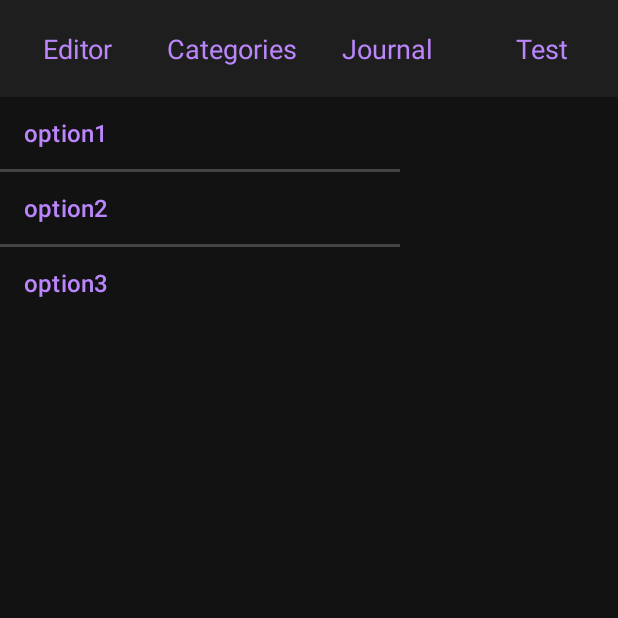
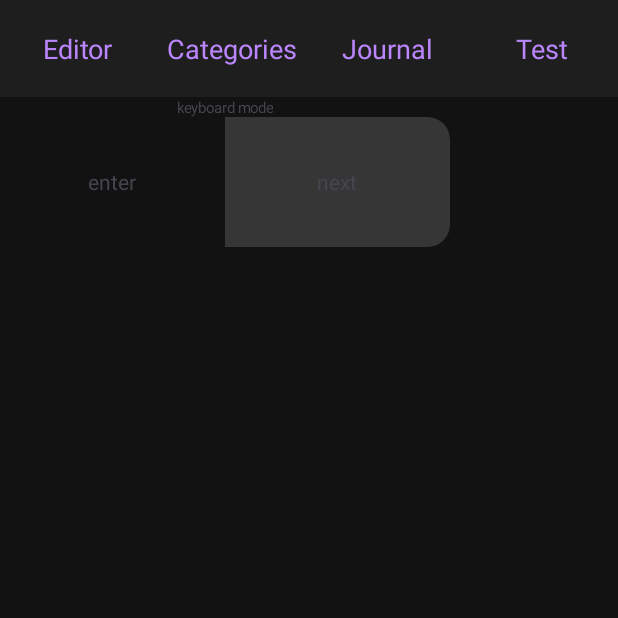
Before and after one commit to tschemaitat/Icon-Journal-Android, an Android app: the screen it shows after launch (MainActivity), on a phone screen of 412 x 824 dp, the top half of it. Run offline under Robolectric (Android 15) with nearby library versions, the phone set to English and light mode, and no system bars.

Commit message:
5-2
Finished toggleView, connected toggleView to editText with the keyboardActionManager. Adding my first edit currently doesn't work.

```diff
--- a/app/src/main/java/com/example/habittracker/Inflatables/CategoryEntryEditorPage.java
+++ b/app/src/main/java/com/example/habittracker/Inflatables/CategoryEntryEditorPage.java
@@ -31,6 +31,7 @@ public class CategoryEntryEditorPage implements Inflatable{
         this.structure = spreadsheet;
         this.entry = entry;
         linearLayout = new LinearLayout(context);
+
     }
 
     public void onDataChanged(){
@@ -89,11 +90,13 @@ public class CategoryEntryEditorPage implements Inflatable{
 
     @Override
     public void onRemoved() {
+
         System.out.println("category entry editor removed");
     }
 
     @Override
     public void onOpened() {
+        MainActivity.showEntryMenuBar();
         groupWidget = new GroupWidget(context);
         groupWidget.setOnDataChangedListener(()->onDataChanged());
         linearLayout.addView(groupWidget.getView());
--- a/app/src/main/java/com/example/habittracker/Inflatables/TestPage.java
+++ b/app/src/main/java/com/example/habittracker/Inflatables/TestPage.java
@@ -2,6 +2,7 @@ package com.example.habittracker.Inflatables;
 
 import android.content.Context;
 import android.graphics.Color;
+import android.view.Gravity;
 import android.view.View;
 import android.widget.LinearLayout;
 import android.widget.RelativeLayout;
@@ -16,7 +17,9 @@ import com.example.habittracker.StaticClasses.GLib;
 import com.example.habittracker.Layouts.LinLayout;
 import com.example.habittracker.MainActivity;
 import com.example.habittracker.R;
+import com.example.habittracker.ViewWidgets.AnimatedHighlightView;
 import com.example.habittracker.ViewWidgets.CustomListView;
+import com.example.habittracker.ViewWidgets.ToggleView;
 import com.example.habittracker.Widgets.EntryWidgets.CustomEditText;
 import com.example.habittracker.ViewWidgets.CustomPopup;
 
@@ -32,7 +35,8 @@ public class TestPage implements Inflatable {
         this.context = context;
         linearLayout = MainActivity.createVerticalLayout();
         linearLayout.setId(R.id.pageLayout);
-        testCustomListView();
+        //testCustomListView();
+        testAnimatedToggle();
     }
 
     @Override
@@ -68,6 +72,11 @@ public class TestPage implements Inflatable {
         linearLayout.addView(customListView.getView());
     }
 
+    private void testAnimatedToggle(){
+        ToggleView toggleView = new ToggleView(context, "keyboard mode", "enter", "next",
+                450, 150, linearLayout, (isLeft -> {MainActivity.log("highlight is left: " + isLeft);}));
+    }
+
 
 
 
--- a/app/src/main/java/com/example/habittracker/MainActivity.java
+++ b/app/src/main/java/com/example/habittracker/MainActivity.java
@@ -6,10 +6,8 @@ import android.content.DialogInterface;
 import android.os.Bundle;
 import android.util.Log;
 import android.view.MotionEvent;
-import android.widget.FrameLayout;
 import android.widget.LinearLayout;
 import android.widget.RelativeLayout;
-import android.widget.ScrollView;
 import android.widget.TextView;
 import android.widget.Toast;
 
@@ -20,12 +18,11 @@ import androidx.constraintlayout.widget.ConstraintLayout;
 import com.example.habittracker.Inflatables.CategorySelectionPage;
 import com.example.habittracker.Inflatables.Inflatable;
 import com.example.habittracker.Inflatables.EditorSelectionPage;
-import com.example.habittracker.Inflatables.JournalPage;
 import com.example.habittracker.Inflatables.TestPage;
 import com.example.habittracker.StaticClasses.ColorPalette;
-import com.example.habittracker.StaticClasses.Dictionary;
 import com.example.habittracker.StaticClasses.GLib;
 import com.example.habittracker.StaticClasses.Margin;
+import com.example.habittracker.StaticStateManagers.KeyBoardActionManager;
 import com.example.habittracker.ViewWidgets.Drag;
 import com.example.habittracker.ViewWidgets.LockableScrollView;
 
@@ -38,10 +35,13 @@ public class MainActivity extends AppCompatActivity {
     public static LockableScrollView scrollView;
     LinearLayout scrollLinearLayout;
     public static ConstraintLayout constraintLayout;
-    LinearLayout buttonInflateBufferLayout;
+    LinearLayout pageButtonLayout;
     public static LinearLayout inflateLayout;
     public static MainActivity mainActivity;
     public static RelativeLayout popUpLayout;
+    public static LinearLayout menuBarLayout;
+
+    private LinearLayout currentMenuBar = null;
 
     static Inflatable currentLayout;
 
@@ -66,8 +66,10 @@ public class MainActivity extends AppCompatActivity {
         scrollView = findViewById(R.id.scrollView);
         scrollLinearLayout = findViewById(R.id.scrollLinearLayout);
         constraintLayout = findViewById(R.id.constraintLayoutParent);
-        buttonInflateBufferLayout = findViewById(R.id.ButtonInflateBufferLayout);
+        pageButtonLayout = findViewById(R.id.ButtonInflateBufferLayout);
+        currentMenuBar = pageButtonLayout;
         popUpLayout = findViewById(R.id.popUpLayout);
+        menuBarLayout = findViewById(R.id.menuBarLayout);
 
         inflateLayout = findViewById(R.id.inflateLayout);
         inflateLayout.setMinimumHeight(1000);
@@ -82,6 +84,19 @@ public class MainActivity extends AppCompatActivity {
 
     }
 
+    public static void showEntryMenuBar(){
+        MainActivity.log("adding entry menu bar");
+        KeyBoardActionManager.makeNewManager(context, menuBarLayout);
+    }
+
+    public static void removeEntryMenuBar(){
+        if(KeyBoardActionManager.hasManager()){
+            MainActivity.log("removing menu bar");
+            KeyBoardActionManager.removeManager();
+        }
+
+    }
+
     public static void changePage(Inflatable newLayout){
         log("inflating: " + newLayout.getClass().getSimpleName());
         if(currentLayout != null){
@@ -91,7 +106,7 @@ public class MainActivity extends AppCompatActivity {
                 log("remove: " + currentLayout.getClass().getName() + " failed");
                 return;
             }
-
+            removeEntryMenuBar();
             inflateLayout.removeView(currentLayout.getView());
             currentLayout.onRemoved();
         }
--- a/app/src/main/java/com/example/habittracker/StaticClasses/ColorPalette.java
+++ b/app/src/main/java/com/example/habittracker/StaticClasses/ColorPalette.java
@@ -25,6 +25,7 @@ public class ColorPalette {
         dragShadowBackground = context.getColor(R.color.drawShadowBackground);
         disableForeground = context.getColor(R.color.disableForeground);
         listItemBeforeAddForeground = context.getColor(R.color.listItemBeforeAdd);
+        toggleHighlight = context.getColor(R.color.toggleHighlight);
 
     }
     public static int hintText;
@@ -39,4 +40,5 @@ public class ColorPalette {
     public static int dragShadowBackground;
     public static int disableForeground;
     public static int listItemBeforeAddForeground;
+    public static int toggleHighlight;
 }
--- a/app/src/main/java/com/example/habittracker/StaticClasses/GLib.java
+++ b/app/src/main/java/com/example/habittracker/StaticClasses/GLib.java
@@ -95,6 +95,14 @@ public class GLib {
 
     public static int dpToPx(int dp){
         return (int)(dp * (MainActivity.context.getResources().getDisplayMetrics().densityDpi / 160f));
+    }
+
+    public static float pxToDp(float px) {
+        return (px / (MainActivity.context.getResources().getDisplayMetrics().densityDpi / 160f));
+    }
+
+    public static float dpToPx(float dp){
+        return (dp * (MainActivity.context.getResources().getDisplayMetrics().densityDpi / 160f));
     }
 
     public void setMargin(int dp){
--- a/app/src/main/java/com/example/habittracker/UnitTests.java
+++ b/app/src/main/java/com/example/habittracker/UnitTests.java
@@ -44,10 +44,14 @@ public class UnitTests {
         WidgetId genreWidgetId = getWidgetFromStructure("name", genreStructure);
         DropDownParam exerciseDropDown = new DropDownParam("genre",
                 genreStructure, genreWidgetId, new ArrayList<>());
-        ListSingleItemParam genreList = new ListSingleItemParam("genres", exerciseDropDown);
+        EditTextParam genreDesc = new EditTextParam("genreDesc");
+        ListSingleItemParam genreList = new ListSingleItemParam("genres", new GroupWidgetParam(null, new EntryWidgetParam[]{
+                exerciseDropDown,
+                genreDesc,
+        }));
         GroupWidgetParam groupWidgetParam = new GroupWidgetParam(null, new EntryWidgetParam[]{
                 nameEditText,
-                genreList
+                genreList,
         });
         Dictionary.addStructure(spreadSheetName, groupWidgetParam, Dictionary.category);
     }
--- /dev/null
+++ b/app/src/main/java/com/example/habittracker/ViewWidgets/AnimatedHighlightView.java
@@ -0,0 +1,167 @@
+package com.example.habittracker.ViewWidgets;
+
+import android.animation.ValueAnimator;
+import android.content.Context;
+import android.graphics.Bitmap;
+import android.graphics.Canvas;
+import android.graphics.Color;
+import android.graphics.Paint;
+import android.graphics.Path;
+import android.graphics.PorterDuff;
+import android.graphics.PorterDuffXfermode;
+import android.graphics.RectF;
+import android.util.AttributeSet;
+import android.view.View;
+import android.view.animation.LinearInterpolator;
+
+import com.example.habittracker.StaticClasses.ColorPalette;
+
+public class AnimatedHighlightView extends View {
+    private static int animationDuration = 100;
+    private Paint backgroundPaint, highlightPaint, maskPaint;
+    private RectF fullRect, highlightRect;
+    private Path maskPath;
+    private float highlightPosition; // 0.0 for left, 1.0 for right
+    private boolean isHighlightOnLeft = false;
+    private Paint bluePaint;
+
+    public AnimatedHighlightView(Context context) {
+        super(context);
+        init();
+    }
+
+    public AnimatedHighlightView(Context context, AttributeSet attrs) {
+        super(context, attrs);
+        init();
+    }
+
+    private void init() {
+
+        backgroundPaint = new Paint(Paint.ANTI_ALIAS_FLAG);
+        backgroundPaint.setColor(Color.WHITE); // Light gray
+
+        highlightPaint = new Paint(Paint.ANTI_ALIAS_FLAG);
+         // Blue
+
+        highlightPaint.setColor(Color.RED);
+        highlightPaint.setXfermode(new PorterDuffXfermode(PorterDuff.Mode.SRC_IN));
+
+        bluePaint = new Paint(Paint.ANTI_ALIAS_FLAG);
+        bluePaint.setColor(ColorPalette.toggleHighlight);
+
+        maskPaint = new Paint(Paint.ANTI_ALIAS_FLAG);
+        maskPaint.setColor(Color.TRANSPARENT);
+        maskPaint.setXfermode(new PorterDuffXfermode(PorterDuff.Mode.CLEAR)); // Clear where it draws
+
+
+
+        fullRect = new RectF();
+        highlightRect = new RectF();
+        maskPath = new Path();
+
+        setLayerType(LAYER_TYPE_SOFTWARE, null); // Required for PorterDuff mode to work correctly
+    }
+
+    @Override
+    protected void onSizeChanged(int w, int h, int oldw, int oldh) {
+        super.onSizeChanged(w, h, oldw, oldh);
+        fullRect.set(getPaddingLeft(), getPaddingTop(), w - getPaddingRight(), h - getPaddingBottom());
+        highlightPosition = isHighlightOnLeft ? 0.0f : 1.0f;
+        updateHighlightRect();
+    }
+
+    @Override
+    protected void onMeasure(int widthMeasureSpec, int heightMeasureSpec) {
+        int desiredWidth = 200; // Minimum width your view wants to be
+        int desiredHeight = 200; // Minimum height your view wants to be
+
+        int widthMode = MeasureSpec.getMode(widthMeasureSpec);
+        int widthSize = MeasureSpec.getSize(widthMeasureSpec);
+        int heightMode = MeasureSpec.getMode(heightMeasureSpec);
+        int heightSize = MeasureSpec.getSize(heightMeasureSpec);
+
+        int width;
+        int height;
+
+        // Measure Width
+        if (widthMode == MeasureSpec.EXACTLY) {
+            width = widthSize;
+        } else if (widthMode == MeasureSpec.AT_MOST) {
+            width = Math.min(desiredWidth, widthSize);
+        } else {
+            width = desiredWidth;
+        }
+
+        // Measure Height
+        if (heightMode == MeasureSpec.EXACTLY) {
+            height = heightSize;
+        } else if (heightMode == MeasureSpec.AT_MOST) {
+            height = Math.min(desiredHeight, heightSize);
+        } else {
+            height = desiredHeight;
+        }
+
+        // MUST call this to store the measured width and height
+        setMeasuredDimension(width, height);
+    }
+
+    @Override
+    protected void onDraw(Canvas canvas) {
+        super.onDraw(canvas);
+        // Your custom draw call
+        onDrawCustom(canvas);
+    }
+
+
+    protected void onDrawCustom(Canvas canvas) {
+        float cornerRadius = 15 * getResources().getDisplayMetrics().density;
+
+        //canvas.drawRoundRect(fullRect, cornerRadius, cornerRadius, backgroundPaint);
+        //canvas.drawRect(fullRect, backgroundPaint);
+
+        Bitmap bitmap = Bitmap.createBitmap(1000, 400, Bitmap.Config.ARGB_4444);
+        Canvas bitmapCanvas = new Canvas(bitmap);
+
+        maskPath.reset();
+        maskPath.addRoundRect(fullRect, cornerRadius, cornerRadius, Path.Direction.CW);
+
+        bitmapCanvas.clipPath(maskPath);
+        bitmapCanvas.clipRect(highlightRect);
+        bitmapCanvas.drawColor(ColorPalette.toggleHighlight);
+        //bitmapCanvas.drawPath(maskPath, maskPaint);
+        //bitmapCanvas.(fullRect, cornerRadius, cornerRadius, maskPaint);
+        //bitmapCanvas.drawRect(highlightRect, highlightPaint);
+        canvas.drawBitmap(bitmap, 0, 0, bluePaint);
+    }
+
+    private void updateHighlightRect() {
+        if (! isHighlightOnLeft) {
+            highlightRect.left = (fullRect.width() / 2 * (highlightPosition));
+            highlightRect.right = fullRect.width() / 2 + (fullRect.width() / 2 * highlightPosition);
+        } else {
+            highlightRect.left = (fullRect.width() / 2 * (highlightPosition));
+            highlightRect.right = fullRect.width() / 2 + (fullRect.width() / 2 * highlightPosition);
+        }
+
+        highlightRect.top = fullRect.top;
+        highlightRect.bottom = fullRect.bottom;
+
+        invalidate();
+    }
+
+    public void toggleHighlight() {
+        ValueAnimator animator = ValueAnimator.ofFloat(isHighlightOnLeft ? 0.0f : 1.0f, isHighlightOnLeft ? 1.0f : 0.0f);
+        animator.setInterpolator(new LinearInterpolator());
+        animator.setDuration(animationDuration);
+        animator.addUpdateListener(animation -> {
+            highlightPosition = (float) animation.getAnimatedValue();
+            updateHighlightRect();
+        });
+        animator.start();
+        isHighlightOnLeft = !isHighlightOnLeft;
+    }
+
+    public boolean getIsHighlightOnLeft(){
+        return isHighlightOnLeft;
+    }
+}
--- /dev/null
+++ b/app/src/main/java/com/example/habittracker/ViewWidgets/ToggleView.java
@@ -0,0 +1,133 @@
+package com.example.habittracker.ViewWidgets;
+
+import android.content.Context;
+import android.view.Gravity;
+import android.view.View;
+import android.widget.LinearLayout;
+import android.widget.RelativeLayout;
+import android.widget.TextView;
+
+import com.example.habittracker.MainActivity;
+import com.example.habittracker.StaticClasses.GLib;
+
+public class ToggleView {
+    private Context context;
+    private int width;
+    private int height;
+    private LinearLayout parent;
+    private OnToggleListener onToggleListener;
+
+    private LinearLayout menuLinearLayout;
+    private RelativeLayout toggleRelativeLayout;
+    private TextView toggleTitle;
+    private RelativeLayout toggleTextRelLayout;
+    private AnimatedHighlightView animatedHighlightView;
+    private TextView leftText;
+    private TextView rightText;
+
+    public ToggleView(Context context, String title, String left, String right, int width, int height,
+                      LinearLayout parent, OnToggleListener onToggleListener){
+        this.context = context;
+        this.parent = parent;
+        this.width = width;
+        this.height = height;
+        this.onToggleListener = onToggleListener;
+        init(title, left, right);
+    }
+
+    public boolean getIsLeft(){
+        return animatedHighlightView.getIsHighlightOnLeft();
+    }
+
+    private void init(String title, String left, String right){
+        menuLinearLayout = makeMenuLinearLayout(parent, context);
+        toggleRelativeLayout = makeToggleRelativeLayout(menuLinearLayout, context, width, height);
+        toggleTitle = makeToggleTitle(toggleRelativeLayout, context);
+        toggleTextRelLayout = makeToggleTextRelLayout(toggleRelativeLayout, toggleTitle, context);
+        animatedHighlightView = makeAnimatedHighlightView(toggleTextRelLayout, onToggleListener, context);
+        leftText = makeLeftText(toggleTextRelLayout, context, width, left);
+        rightText = makeRightText(toggleTextRelLayout, context, width, right);
+    }
+
+    private static LinearLayout makeMenuLinearLayout(LinearLayout parent, Context context){
+        LinearLayout menuLinearLayout = new LinearLayout(context);
+        MainActivity.log("adding menu to parent");
+        parent.addView(menuLinearLayout);
+        menuLinearLayout.setOrientation(LinearLayout.HORIZONTAL);
+        return menuLinearLayout;
+    }
+    private static RelativeLayout makeToggleRelativeLayout(LinearLayout menuLinearLayout, Context context, int width, int height){
+        RelativeLayout toggleRelativeLayout = new RelativeLayout(context);
+        toggleRelativeLayout.setLayoutParams(new LinearLayout.LayoutParams(width, height));
+        menuLinearLayout.addView(toggleRelativeLayout);
+        return toggleRelativeLayout;
+    }
+    private static TextView makeToggleTitle(RelativeLayout toggleRelativeLayout, Context context){
+        TextView toggleTitle = new TextView(context);
+        toggleTitle.setText("keyboard mode");
+        MainActivity.log("title text size: " + toggleTitle.getTextSize());
+        toggleTitle.setTextSize(GLib.pxToDp(toggleTitle.getTextSize()) * 0.7f);
+        MainActivity.log("title text size: " + toggleTitle.getTextSize());
+        RelativeLayout.LayoutParams toggleTitleParam = new RelativeLayout.LayoutParams(-2, -2);
+        toggleTitleParam.addRule(RelativeLayout.CENTER_HORIZONTAL);
+        toggleTitleParam.addRule(RelativeLayout.ALIGN_PARENT_TOP);
+        toggleTitle.setId(View.generateViewId());
+        toggleRelativeLayout.addView(toggleTitle);
+        toggleTitle.setLayoutParams(toggleTitleParam);
+        return toggleTitle;
+    }
+    private static RelativeLayout makeToggleTextRelLayout(RelativeLayout toggleRelativeLayout, TextView toggleTitle, Context context){
+        RelativeLayout toggleTextRelativeLayout = new RelativeLayout(context);
+        toggleTextRelativeLayout.setId(View.generateViewId());
+        RelativeLayout.LayoutParams toggleTextRelativeLayoutParam = new RelativeLayout.LayoutParams(-1, -1);
+        toggleTextRelativeLayoutParam.addRule(RelativeLayout.BELOW, toggleTitle.getId());
+        toggleTextRelativeLayoutParam.addRule(RelativeLayout.ALIGN_PARENT_RIGHT);
+        toggleTextRelativeLayoutParam.addRule(RelativeLayout.ALIGN_PARENT_LEFT);
+        toggleTextRelativeLayoutParam.addRule(RelativeLayout.ALIGN_PARENT_BOTTOM);
+        toggleTextRelativeLayout.setLayoutParams(toggleTextRelativeLayoutParam);
+        toggleRelativeLayout.addView(toggleTextRelativeLayout);
+        return toggleTextRelativeLayout;
+    }
+    private static AnimatedHighlightView makeAnimatedHighlightView(RelativeLayout toggleTextRelativeLayout, OnToggleListener onToggleListener, Context context){
+        AnimatedHighlightView animatedHighlightView = new AnimatedHighlightView(context);
+        RelativeLayout.LayoutParams layoutParams = new RelativeLayout.LayoutParams(-1, -1);
+        animatedHighlightView.setLayoutParams(layoutParams);
+        //animatedHighlightView.setPadding(10,10,10,10);
+        toggleTextRelativeLayout.addView(animatedHighlightView);
+        animatedHighlightView.setOnClickListener((view)->{
+            animatedHighlightView.toggleHighlight();
+            onToggleListener.onToggle(animatedHighlightView.getIsHighlightOnLeft());
+        });
+        return animatedHighlightView;
+    }
+    private static TextView makeLeftText(RelativeLayout toggleTextRelativeLayout, Context context, int width, String left){
+        TextView leftText = new TextView(context);
+        leftText.setId(View.generateViewId());
+        RelativeLayout.LayoutParams leftTextParam = new RelativeLayout.LayoutParams(width/2, -1);
+        leftText.setGravity(Gravity.CENTER);
+        leftTextParam.addRule(RelativeLayout.ALIGN_PARENT_LEFT);
+        leftText.setLayoutParams(leftTextParam);
+        toggleTextRelativeLayout.addView(leftText);
+        leftText.setText(left);
+        return leftText;
+    }
+    private static TextView makeRightText(RelativeLayout toggleTextRelativeLayout, Context context, int width, String right){
+        TextView rightText = new TextView(context);
+        rightText.setId(View.generateViewId());
+        RelativeLayout.LayoutParams rightTextParam = new RelativeLayout.LayoutParams(width/2, -1);
+        rightText.setGravity(Gravity.CENTER);
+        rightTextParam.addRule(RelativeLayout.ALIGN_PARENT_RIGHT);
+        rightText.setLayoutParams(rightTextParam);
+        toggleTextRelativeLayout.addView(rightText);
+        rightText.setText(right);
+        return rightText;
+    }
+
+    public View getView() {
+        return menuLinearLayout;
+    }
+
+    public interface OnToggleListener{
+        void onToggle(boolean isLeft);
+    }
+}
--- a/app/src/main/res/layout/activity_main.xml
+++ b/app/src/main/res/layout/activity_main.xml
@@ -18,6 +18,15 @@
         app:layout_constraintTop_toBottomOf="@+id/buttonLayout">
 
     </RelativeLayout>
+
+    <LinearLayout
+        android:id="@+id/menuBarLayout"
+        android:layout_width="match_parent"
+        android:layout_height="wrap_content"
+        android:orientation="vertical"
+        app:layout_constraintEnd_toEndOf="parent"
+        app:layout_constraintStart_toStartOf="parent"
+        app:layout_constraintTop_toTopOf="parent">
 
         <LinearLayout
             android:id="@+id/buttonLayout"
@@ -73,6 +82,7 @@
                 android:textColor="@color/purple"
                 android:textSize="18sp" />
         </LinearLayout>
+    </LinearLayout>
 
     <com.example.habittracker.ViewWidgets.LockableScrollView
         android:id="@+id/scrollView"
@@ -81,7 +91,7 @@
         app:layout_constraintBottom_toBottomOf="parent"
         app:layout_constraintEnd_toEndOf="parent"
         app:layout_constraintStart_toStartOf="parent"
-        app:layout_constraintTop_toBottomOf="@+id/buttonLayout">
+        app:layout_constraintTop_toBottomOf="@+id/menuBarLayout">
 
         <LinearLayout
             android:id="@+id/scrollLinearLayout"
--- a/app/src/main/res/values/colors.xml
+++ b/app/src/main/res/values/colors.xml
@@ -38,5 +38,6 @@
     <color name="hintText">#848484</color>
 
     <color name="drawShadowBackground">#33000000</color>
+    <color name="toggleHighlight">#80A3A3A3</color>
 
 </resources>
```
Also changed, not shown: app/src/main/java/com/example/habittracker/StaticStateManagers/KeyBoardActionManager.java (added, +69 -0 lines), app/src/main/java/com/example/habittracker/Widgets/EntryWidgets/CustomEditText.java (+41 -2 lines). Lines whose indentation alone changed are shown as unchanged.
